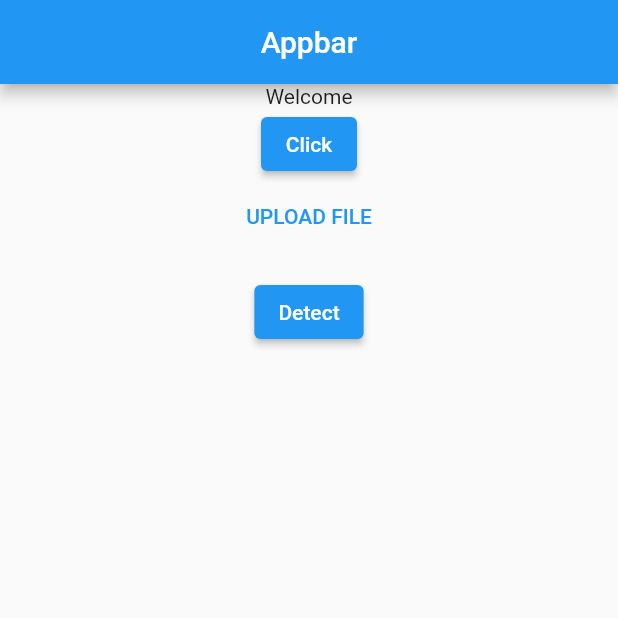
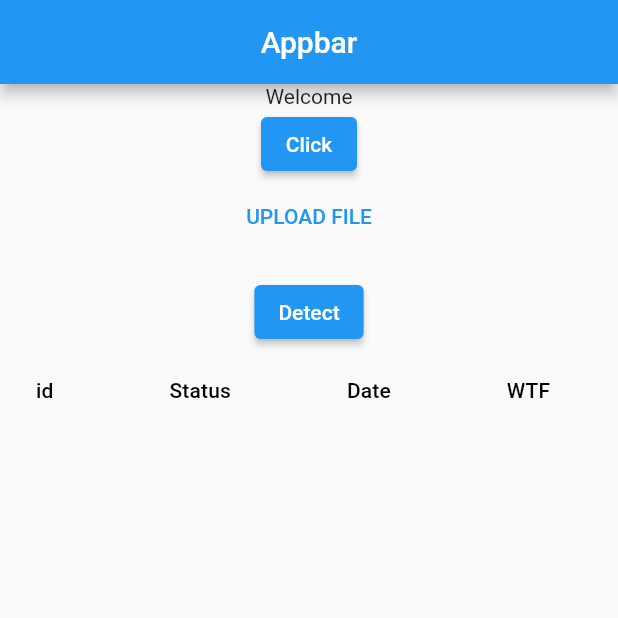
Before and after one commit to Mepau/Catch-a-Car, a Flutter app: the screen it shows after launch, after a tap on "Detect", on a phone screen of 412 x 824 dp, the top half of it. Run offline on Flutter 3.47's test engine with Material 2 defaults, Android fonts, the phone set to English and light mode, and no system bars; our stand-ins replace dio, file_picker.

Commit message:
Added StatusTable widget, UploadScreen View. feat: periodic calls to back-end to update task status on UploadScreen

```diff
--- /dev/null
+++ b/flutter_frontend/lib/StatusTable.dart
@@ -0,0 +1,70 @@
+import 'package:flutter/material.dart';
+
+class PathButton extends StatelessWidget {
+  const PathButton({Key? key}) : super(key: key);
+
+  @override
+  Widget build(BuildContext context) {
+    return ElevatedButton(
+      style: TextButton.styleFrom(
+        padding: const EdgeInsets.all(16.0),
+        textStyle: const TextStyle(fontSize: 20),
+      ),
+      onPressed: () {},
+      child: const Text('Gradient'),
+    );
+  }
+}
+
+class StatusTable extends StatelessWidget {
+  const StatusTable({Key? key, required this.statusList}) : super(key: key);
+
+  final List<Map<String, dynamic>> statusList;
+
+  @override
+  Widget build(BuildContext context) {
+    return SizedBox(
+      width: double.infinity,
+      child: DataTable(
+        columns: const <DataColumn>[
+          DataColumn(
+            label: Text('id'),
+          ),
+          DataColumn(
+            label: Text('Status'),
+          ),
+          DataColumn(
+            label: Text('Date'),
+          ),
+          DataColumn(
+            label: Text('WTF'),
+          ),
+        ],
+        rows: List<DataRow>.generate(
+          statusList.length,
+          (int index) => DataRow(
+            color: MaterialStateProperty.resolveWith<Color?>(
+                (Set<MaterialState> states) {
+              // All rows will have the same selected color.
+              if (states.contains(MaterialState.selected)) {
+                return Theme.of(context).colorScheme.primary.withOpacity(0.08);
+              }
+              // Even rows will have a grey color.
+              if (index.isEven) {
+                return Colors.grey.withOpacity(0.3);
+              }
+              return null; // Use default value for other states and odd rows.
+            }),
+            cells: <DataCell>[
+              DataCell(Text(statusList[index]["id"])),
+              DataCell(Text(statusList[index]["status"].toString())),
+              DataCell(Text(DateTime.parse(statusList[index]["received_time"])
+                  .toString())),
+              DataCell(PathButton()),
+            ],
+          ),
+        ),
+      ),
+    );
+  }
+}
--- /dev/null
+++ b/flutter_frontend/lib/UploadScreen.dart
@@ -0,0 +1,136 @@
+import 'dart:async';
+import 'package:flutter/material.dart';
+import 'package:file_picker/file_picker.dart';
+import 'package:dio/dio.dart';
+import 'StatusTable.dart';
+
+class UploadScreen extends StatefulWidget {
+  const UploadScreen({Key? key}) : super(key: key);
+
+  @override
+  State<UploadScreen> createState() => _UploadScreenState();
+}
+
+class _UploadScreenState extends State<UploadScreen> {
+  String _fileName = "";
+  var _fileBytes;
+  List<Map<String, dynamic>> status = [];
+
+  void _setFile() async {
+    var picked = await FilePicker.platform.pickFiles();
+
+    if (picked != null) {
+      setState(() {
+        _fileBytes = picked.files.first.bytes;
+        _fileName = picked.files.first.name;
+      });
+    }
+  }
+
+// This widget is the root of your application.
+  Future<String> buttonPressed() async {
+    String taskId = status[0]["id"];
+    String url =
+        'http://localhost:8000/api/v1/object_detection/Status?id=$taskId';
+    print(url);
+    var dio = Dio();
+    await dio
+        .get(
+          url,
+        )
+        .then((response) => print(response.data));
+    //print(returnedResult.body);
+    return "null";
+  }
+
+  @override
+  void initState() {
+    Timer.periodic(const Duration(seconds: 10), (Timer timer) async {
+      List<Map<String, dynamic>> newStatus = [];
+
+      for (var element in status) {
+        String taskId = element["id"];
+        String url =
+            'http://localhost:8000/api/v1/object_detection/Status?id=$taskId';
+        await Dio()
+            .get(
+              url,
+            )
+            .then((response) => {
+                  if (response.data["status"].toString() !=
+                      element["status"].toString())
+                    {newStatus.insert(0, response.data)}
+                  else
+                    {newStatus.insert(0, element)}
+                });
+        setState(() {
+          status = newStatus;
+        });
+      }
+    });
+    super.initState();
+  }
+
+  // This widget is the root of your application.
+  /*Future<http.Response> detectButtonPressed() async {
+    http.Response returnedResult = await http.post(
+        Uri.parse("http://127.0.0.1:8000/api/v1/object_detection/predict"),
+        headers: <String, String>{
+          "Content-Type":
+              "multipart/form-data; boundary=----WebKitFormBoundary7MA4YWxkTrZu0gW"
+        },
+        body: _fileBytes);
+    print(returnedResult.body);
+    return returnedResult;
+  }*/
+
+  Future<Map<String, dynamic>> detectButtonPressed() async {
+    Map<String, dynamic> jsonResponse = {};
+    var dio = Dio();
+    FormData formData = FormData.fromMap({
+      "file": await MultipartFile.fromBytes(_fileBytes, filename: _fileName),
+    });
+    await dio
+        .post("http://127.0.0.1:8000/api/v1/object_detection/predict",
+            data: formData)
+        .then((response) => jsonResponse = response.data);
+
+    print(jsonResponse["id"]);
+    print(jsonResponse["status"]);
+    setState(() {
+      status.insert(0, jsonResponse);
+    });
+
+    return jsonResponse;
+  }
+
+  @override
+  Widget build(BuildContext context) {
+    return Container(
+        height: MediaQuery.of(context).size.height * 0.30,
+        width: MediaQuery.of(context).size.width,
+        child: SingleChildScrollView(
+            child: Center(
+                child: Column(
+          children: [
+            const Padding(padding: EdgeInsets.all(0.0), child: Text("Welcome")),
+            Padding(
+                padding: const EdgeInsets.all(0.0),
+                child: ElevatedButton(
+                    onPressed: buttonPressed, child: Text("Click"))),
+            Padding(
+                padding: const EdgeInsets.all(0),
+                child: TextButton(
+                  child: Text('UPLOAD FILE'),
+                  onPressed: _setFile,
+                )),
+            Text(_fileName),
+            Padding(
+                padding: const EdgeInsets.all(0.0),
+                child: ElevatedButton(
+                    onPressed: detectButtonPressed, child: Text("Detect"))),
+            StatusTable(statusList: status)
+          ],
+        ))));
+  }
+}
--- a/flutter_frontend/lib/main.dart
+++ b/flutter_frontend/lib/main.dart
@@ -1,49 +1,23 @@
 import 'package:flutter/material.dart';
-import 'package:http/http.dart' as http;
-import 'package:file_picker/file_picker.dart';
-import 'dart:typed_data';
+import 'UploadScreen.dart';
+
+class Endpoints {
+  Endpoints._();
+
+  // base url
+  static const String baseUrl = "http://localhost:8000";
+
+  // receiveTimeout
+  static const int receiveTimeout = 15000;
+
+  // connectTimeout
+  static const int connectionTimeout = 15000;
+
+  static const String users = '/users';
+}
 
 void main() {
   runApp(const MyApp());
-}
-
-class FileUploadButton extends StatefulWidget {
-  const FileUploadButton({super.key});
-
-  @override
-  State<FileUploadButton> createState() => _FileUploadButtonState();
-}
-
-class _FileUploadButtonState extends State<FileUploadButton> {
-  String _fileName = "";
-  var _fileBytes;
-
-  void _setFile() async {
-    var picked = await FilePicker.platform.pickFiles();
-
-    if (picked != null) {
-      setState(() {
-        _fileBytes = picked.files.first.bytes;
-        _fileName = picked.files.first.name;
-      });
-    }
-  }
-
-  @override
-  Widget build(BuildContext context) {
-    return Center(
-        child: Column(
-      children: [
-        Padding(
-            padding: const EdgeInsets.all(0),
-            child: TextButton(
-              child: Text('UPLOAD FILE'),
-              onPressed: _setFile,
-            )),
-        Text(_fileName),
-      ],
-    ));
-  }
 }
 
 class MyApp extends StatefulWidget {
@@ -54,44 +28,6 @@ class MyApp extends StatefulWidget {
 }
 
 class _MyAppState extends State<MyApp> {
-  String _fileName = "";
-  var _fileBytes;
-
-  void _setFile() async {
-    var picked = await FilePicker.platform.pickFiles();
-
-    if (picked != null) {
-      setState(() {
-        _fileBytes = picked.files.first.bytes;
-        _fileName = picked.files.first.name;
-      });
-    }
-  }
-
-// This widget is the root of your application.
-  Future<http.Response> buttonPressed() async {
-    http.Response returnedResult = await http.get(
-        Uri.parse("http://localhost:8000/app/hellodjango"),
-        headers: <String, String>{
-          "Content-Type": "application/json, charset-UTF-8"
-        });
-    print(returnedResult.body);
-    return returnedResult;
-  }
-
-  // This widget is the root of your application.
-  Future<http.Response> detectButtonPressed() async {
-    http.Response returnedResult = await http.post(
-        Uri.parse("http://127.0.0.1:8000/api/v1/object_detection/predict"),
-        headers: <String, String>{
-          "Content-Type":
-              "multipart/form-data; boundary=----WebKitFormBoundary7MA4YWxkTrZu0gW"
-        },
-        body: _fileBytes);
-    print(returnedResult.body);
-    return returnedResult;
-  }
-
   @override
   Widget build(BuildContext context) {
     return MaterialApp(
@@ -110,28 +46,6 @@ class _MyAppState extends State<MyApp> {
         ),
         home: Scaffold(
             appBar: AppBar(centerTitle: true, title: const Text("Appbar")),
-            body: Center(
-                child: Column(
-              children: [
-                Padding(
-                    padding: const EdgeInsets.all(0.0),
-                    child: const Text("Welcome")),
-                Padding(
-                    padding: const EdgeInsets.all(0.0),
-                    child: ElevatedButton(
-                        onPressed: buttonPressed, child: Text("Click"))),
-                Padding(
-                    padding: const EdgeInsets.all(0),
-                    child: TextButton(
-                      child: Text('UPLOAD FILE'),
-                      onPressed: _setFile,
-                    )),
-                Text(_fileName),
-                Padding(
-                    padding: const EdgeInsets.all(0.0),
-                    child: ElevatedButton(
-                        onPressed: detectButtonPressed, child: Text("Detect")))
-              ],
-            ))));
+            body: const UploadScreen()));
   }
 }
--- a/flutter_frontend/pubspec.yaml
+++ b/flutter_frontend/pubspec.yaml
@@ -29,6 +29,7 @@ environment:
 dependencies:
   flutter:
     sdk: flutter
+  dio: ^4.0.6
 
 
   # The following adds the Cupertino Icons font to your application.
```
Also changed, not shown: flutter_frontend/pubspec.lock.
